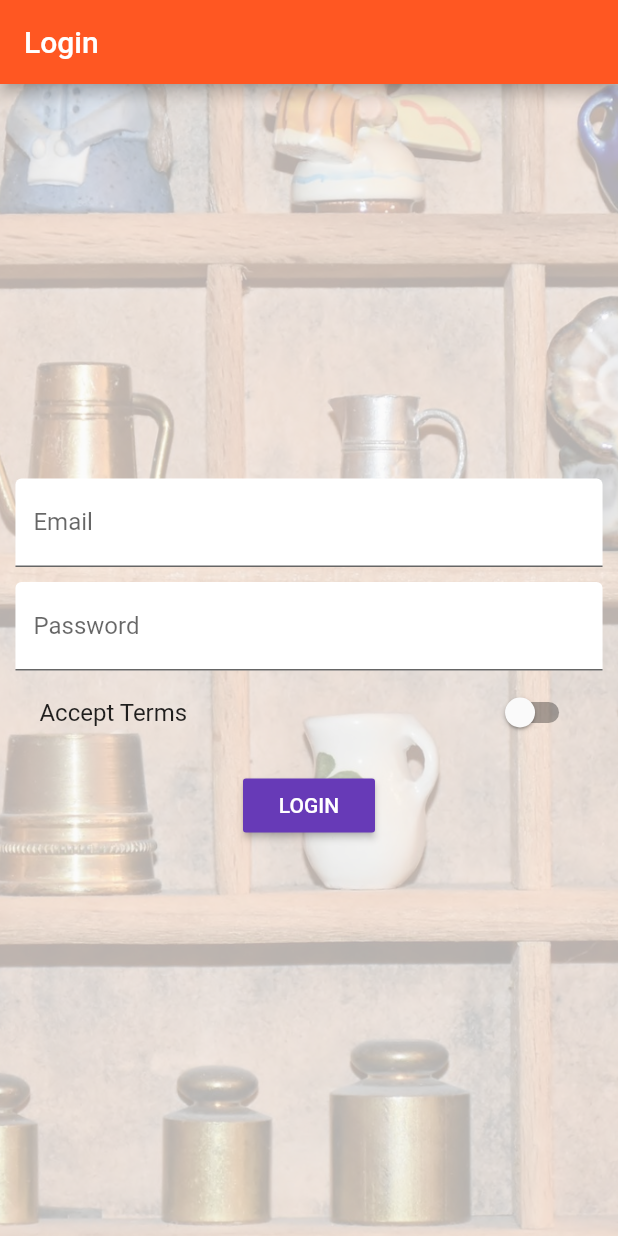
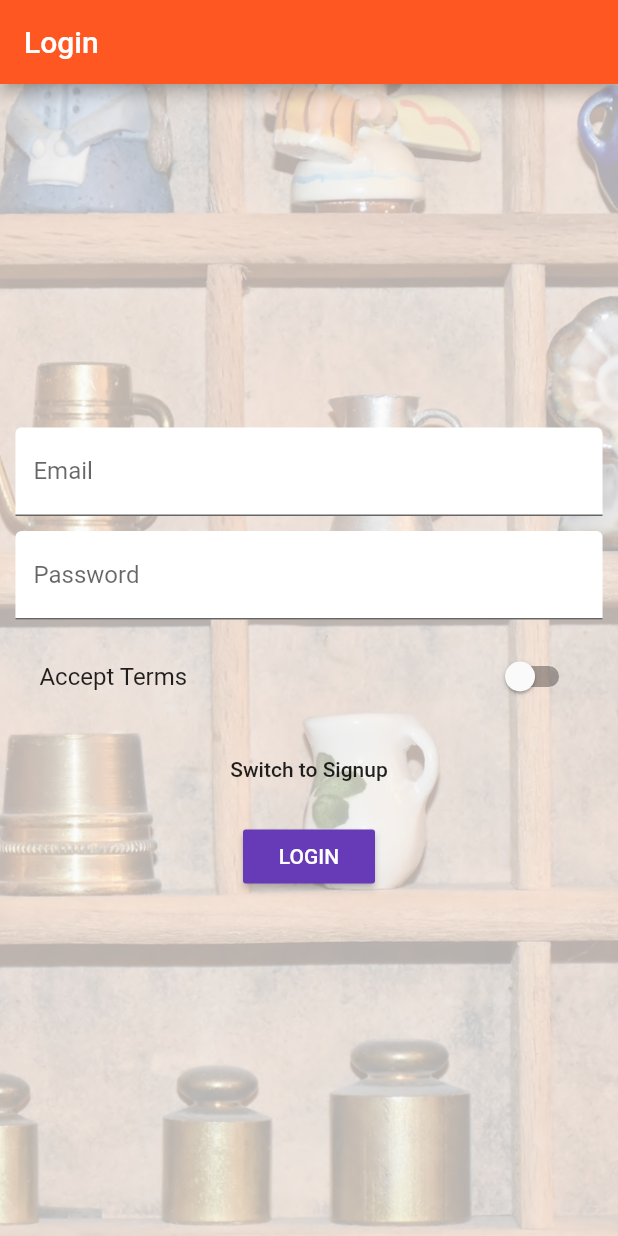
Before and after one commit to esirioneyibo/flutter-manage-products, a Flutter app: the screen it shows after launch, on a phone screen of 412 x 824 dp. Run offline on Flutter 3.47's test engine with Material 2 defaults, Android fonts, the phone set to English and light mode, and no system bars; accounts and stored records are empty.

Commit message:
Video 190 - Adding a Confirm Password Textfield

```diff
--- a/flutter_course/lib/pages/auth.dart
+++ b/flutter_course/lib/pages/auth.dart
@@ -1,6 +1,8 @@
 import 'package:flutter/material.dart';
 import 'package:scoped_model/scoped_model.dart';
 import '../scoped_models/main.dart';
+
+enum AuthMode { Signup, Login }
 
 class AuthPage extends StatefulWidget {
   @override
@@ -16,6 +18,8 @@ class _AuthPageState extends State<AuthPage> {
     'acceptTerms': false
   };
   final GlobalKey<FormState> _formKey = GlobalKey<FormState>();
+  final TextEditingController _passwordTextController = TextEditingController();
+  AuthMode _authMode = AuthMode.Login;
 
   DecorationImage _buildBackgroundImage() {
     return DecorationImage(
@@ -48,9 +52,26 @@ class _AuthPageState extends State<AuthPage> {
       decoration: InputDecoration(
           labelText: 'Password', filled: true, fillColor: Colors.white),
       obscureText: true,
+      controller: _passwordTextController,
       validator: (String value) {
         if (value.isEmpty || value.length < 6) {
           return 'Password invalid. Password should be 6+ characters long.';
+        }
+      },
+      onSaved: (String value) {
+        _formData['password'] = value;
+      },
+    );
+  }
+
+  TextFormField _buildPasswordConfirmTextField() {
+    return TextFormField(
+      decoration: InputDecoration(
+          labelText: 'Confirm Password', filled: true, fillColor: Colors.white),
+      obscureText: true,
+      validator: (String value) {
+        if (_passwordTextController.text != value) {
+          return 'Passwords do not match.';
         }
       },
       onSaved: (String value) {
@@ -105,7 +126,27 @@ class _AuthPageState extends State<AuthPage> {
                       height: 10.0,
                     ),
                     _buildPasswordTextField(),
+                    SizedBox(
+                      height: 10.0,
+                    ),
+                    _authMode == AuthMode.Signup
+                        ? _buildPasswordConfirmTextField()
+                        : Container(),
                     _buildAcceptSwitch(),
+                    SizedBox(
+                      height: 10.0,
+                    ),
+                    FlatButton(
+                      child: Text(
+                          'Switch to ${_authMode == AuthMode.Login ? 'Signup' : 'Login'}'),
+                      onPressed: () {
+                        setState(() {
+                          _authMode = _authMode == AuthMode.Login
+                              ? AuthMode.Signup
+                              : AuthMode.Login;
+                        });
+                      },
+                    ),
                     SizedBox(
                       height: 10.0,
                     ),
```
